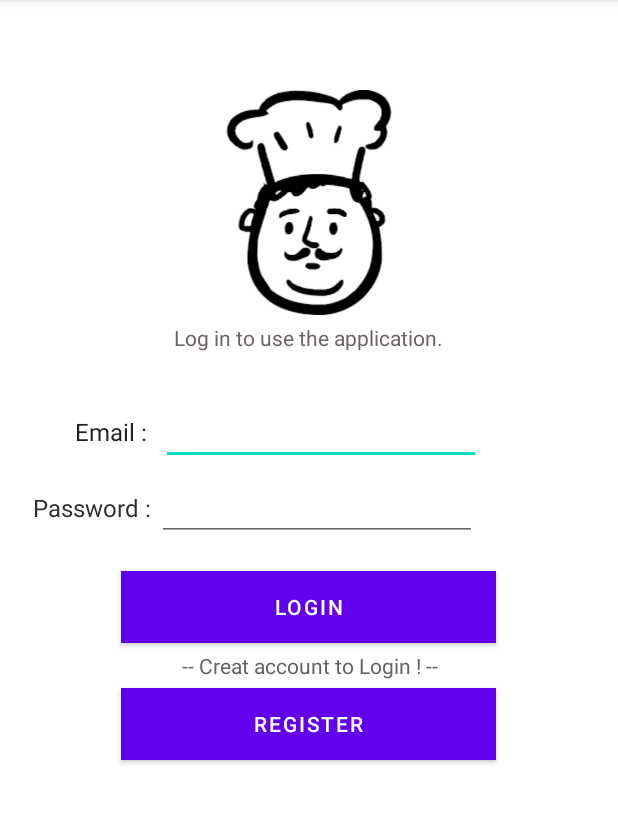
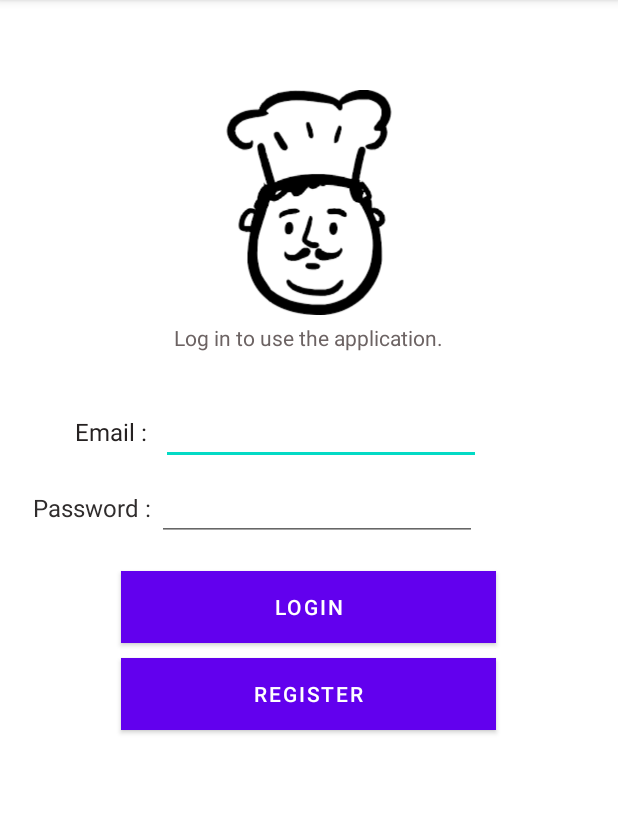
Before and after one commit to monsave06/RecipeApplication, an Android app: the screen it shows after launch (LoginActivity), on a phone screen of 412 x 824 dp, the part 84-908 px from its top. Run offline under Robolectric (Android 15) with nearby library versions, the phone set to English and light mode, and no system bars; our stand-ins replace Firebase (no records; nobody signed in at launch, a user with empty details on screens opened directly).

Commit message:
Application aaa

```diff
--- a/app/src/main/res/layout/activity_login.xml
+++ b/app/src/main/res/layout/activity_login.xml
@@ -93,20 +93,11 @@
             android:onClick="Clicktomain"
             android:text="Login" />
 
-        <TextView
-            android:id="@+id/textView4"
-            android:layout_width="match_parent"
-            android:layout_height="wrap_content"
-            android:layout_marginTop="5dp"
-            android:layout_marginBottom="5dp"
-            android:text="-- Creat account to Login ! --"
-            android:textAlignment="center"
-            android:textColor="#676262" />
-
         <Button
             android:id="@+id/buttonRegister"
             android:layout_width="250dp"
             android:layout_height="wrap_content"
+            android:layout_marginTop="10dp"
             android:background="#733636"
             android:backgroundTint="#A12929"
             android:onClick="OnclickRegister"
```
Also changed, not shown: app/src/main/java/com/excample/recipeapplication/MainActivity.java (+76 -5 lines), app/src/main/java/com/excample/recipeapplication/recipeAdepter.java (+3 -59 lines).
